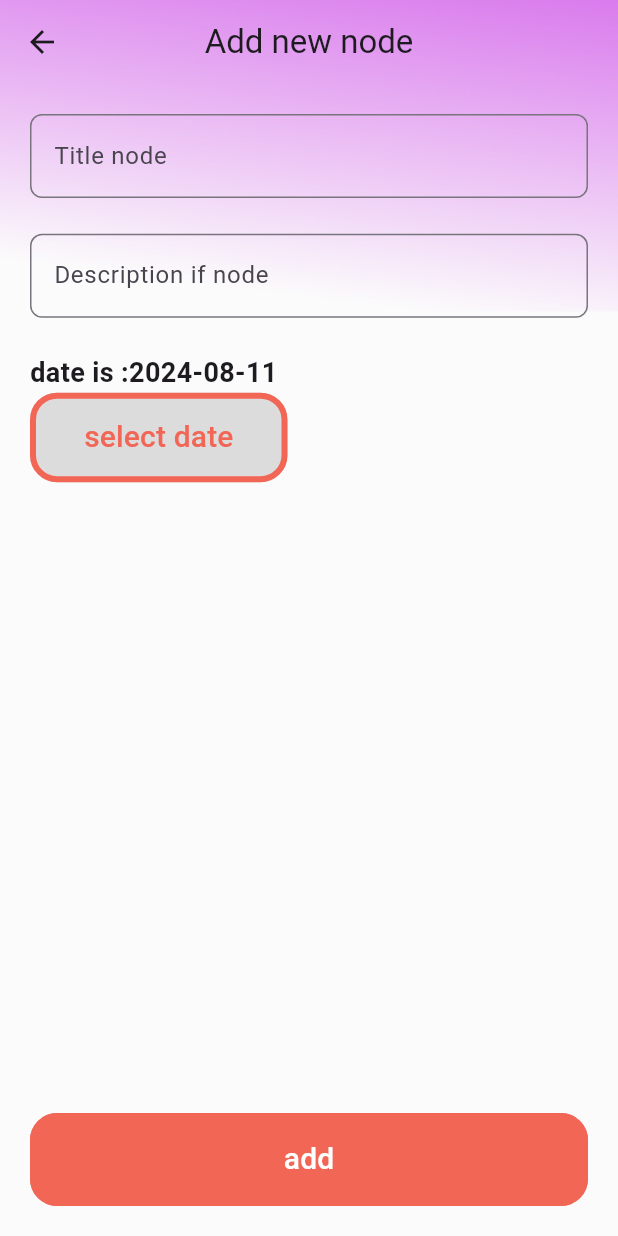
After one commit to Mariamsamy26/Red_Spots, a Flutter app: the homeScreen screen opened by its route, after a tap on "add note", on a phone screen of 412 x 824 dp. The commit adds this screen. Run offline on Flutter 3.47's test engine with Material 3 defaults, Android fonts, the light colour scheme and no system bars; our stand-ins replace cloud_firestore, date_picker_timeline, firebase_auth, firebase_core, firebase_messaging, flutter_local_notifications and 12 more; accounts and stored records are empty.

Commit message:
add node

```diff
--- a/lib/Providers/img_Providers.dart
+++ b/lib/Providers/img_Providers.dart
@@ -150,7 +150,7 @@ class ImgProvider extends ChangeNotifier {
       final response = await http.post(
         Uri.parse(apiURL),
         headers: {
-          //HttpHeaders.authorizationHeader: 'Bearer $apiKey',
+          // HttpHeaders.authorizationHeader: 'Bearer $apiKey',
           HttpHeaders.contentTypeHeader: 'application/octet-stream',
         },
         body: bytes,
--- a/lib/layout/after log in/homeScreen.dart
+++ b/lib/layout/after log in/homeScreen.dart
@@ -6,45 +6,63 @@ import 'add tab/QuestionScreen.dart';
 import 'homeScreenShiled/home_screen.dart';
 
 class homeScreen extends StatefulWidget {
-  static const String rountName ='home';
+  static const String rountName = 'home';
 
   @override
   State<homeScreen> createState() => _homeScreenState();
 }
 
 class _homeScreenState extends State<homeScreen> {
-  int currentIndex=0;
+  int currentIndex = 0;
 
   @override
   Widget build(BuildContext context) {
     return Scaffold(
-      body:tabs[currentIndex] ,
-
+      body: tabs[currentIndex],
       bottomNavigationBar: BottomAppBar(
-        height: 55,
-        padding: EdgeInsets.zero,
-        notchMargin: 5,
-        clipBehavior: Clip.antiAlias,
-        shape: CircularNotchedRectangle(),
+        color: ColorManager.primaryColor,
+        shape: const CircularNotchedRectangle(),
+        notchMargin: 12,
         child: BottomNavigationBar(
-          backgroundColor: ColorManager.primaryColor,
+          backgroundColor: Colors.transparent,
           elevation: 0.0,
           currentIndex: currentIndex,
-          onTap: (index){
-            currentIndex=index;
-            setState(() {
-            });
+          onTap: (index) {
+            currentIndex = index;
+            setState(() {});
           },
-          items: [
-            BottomNavigationBarItem(icon:Icon(Icons.home_outlined,size: 21),
+          items: const [
+            BottomNavigationBarItem(
+                icon: Icon(
+                  Icons.home_outlined,
+                  size: 21,
+                ),
                 label: "home"),
-            BottomNavigationBarItem(icon:Icon(Icons.add_a_photo_outlined,size: 21,) ,
-                label: "add"),
-            BottomNavigationBarItem(icon:Icon(Icons.settings_outlined,size: 21),
+            BottomNavigationBarItem(
+                icon: Icon(Icons.settings_outlined, size: 21),
                 label: "settings"),
-          ],),
+          ],
+        ),
+      ),
+      floatingActionButtonLocation: FloatingActionButtonLocation.centerDocked,
+      floatingActionButton: FloatingActionButton(
+        shape: RoundedRectangleBorder(
+          borderRadius: BorderRadius.circular(30.0),
+        ),
+        onPressed: () {
+          Navigator.push(context,
+              MaterialPageRoute(builder: (context) => QuestionScreen()));
+        },
+        child: Icon(
+          Icons.add_a_photo_outlined,
+          color: ColorManager.colorParper,
+        ),
       ),
     );
   }
 }
-List<Widget>tabs=[  Home_Screen(),QuestionScreen(),ProfileScreen()];
+
+List<Widget> tabs = [
+  Home_Screen(key: UniqueKey()),
+  ProfileScreen(key: UniqueKey()),
+];
--- /dev/null
+++ b/lib/layout/after log in/homeScreenShiled/addRemmberScreen.dart
@@ -0,0 +1,133 @@
+import 'package:firebase_auth/firebase_auth.dart';
+import 'package:flutter/cupertino.dart';
+import 'package:flutter/material.dart';
+import 'package:flutter/widgets.dart';
+import 'package:flutter_screenutil/flutter_screenutil.dart';
+import 'package:red_spotss/shared/firebase/firebase_function.dart';
+import 'package:red_spotss/shared/style/color_manager.dart';
+import '../../../model/taskModel.dart';
+import '../../../shared/components/Custom_ElevatedButton.dart';
+import '../../../shared/components/custom_textField.dart';
+
+class AddRemmberScreen extends StatefulWidget {
+  static const String rountName = 'add to remmber';
+
+  @override
+  State<AddRemmberScreen> createState() => _AddRemmberScreenState();
+}
+
+class _AddRemmberScreenState extends State<AddRemmberScreen> {
+  var titleController = TextEditingController();
+  var descriptionController = TextEditingController();
+  DateTime selectedDate = DateTime.now();
+
+  @override
+  Widget build(BuildContext context) {
+    return Stack(
+      children: [
+        Image.asset(
+        "assets/images/ProfilePG.png",
+        width: double.infinity,
+        height: double.infinity,
+        fit: BoxFit.cover,
+      ),
+        Scaffold(
+          backgroundColor: Colors.transparent,
+          appBar: AppBar(
+            title: Text("Add new node"),
+            backgroundColor: Colors.transparent,
+          ),
+          body: Padding(
+            padding: const EdgeInsets.all(20.0),
+            child: Column(
+              mainAxisSize: MainAxisSize.min,
+              crossAxisAlignment: CrossAxisAlignment.start,
+              children: [
+
+                CustomTextField(
+                  keyboardType: TextInputType.emailAddress,
+                  hintText: 'Title node',
+                  validator: (text) {
+                    if (text?.isEmpty ?? false) {
+                      return "Please Enter Your E-email ";
+                    }
+                    return null;
+                  },
+                  labelText: "Title node ",
+                  onChanged: (data) {},
+                  titleController: titleController,
+                ), //title
+                SizedBox(height: 20.h),
+
+                CustomTextField(
+                  keyboardType: TextInputType.visiblePassword,
+                  hintText: 'Description',
+                  validator: (text) {
+                    if (text?.isEmpty ?? false) {
+                      return "Please Enter Your Passowerd ";
+                    }
+                    return null;
+                  },
+                  labelText: "Description if node",
+                  onChanged: (data) {},
+                  titleController: descriptionController,
+                ), //Description
+                SizedBox(height: 20.h),
+
+                Text(
+                  "date is :${selectedDate.toString().substring(0, 10)}",
+                  style: TextStyle(fontSize: 18, fontWeight: FontWeight.bold),
+                ),
+
+                CustomElevatedButton(
+                  text: 'select date',
+                  OnPressed: () {
+                    chooseYourDate();
+                  },
+                  colorButton: Colors.black12,
+                  colorText: ColorManager.scondeColor,
+                  width: 150.w,
+                  height: 50.h,
+                ),
+
+                Spacer(),
+
+                CustomElevatedButton(
+                  width: double.infinity,
+                  text: 'add',
+                  OnPressed: () {
+                    print("hereeee ${DateUtils.dateOnly(selectedDate)}");
+                    TaskModel model = TaskModel(
+                        title: titleController.text,
+                        userId: FirebaseAuth.instance.currentUser?.uid ?? "",
+                        description: descriptionController.text,
+                        date: DateUtils.dateOnly(selectedDate)
+                            .millisecondsSinceEpoch);
+                    firebaseFunctions.addTask(model).then((value) {
+                      Navigator.pop(context);
+                    });
+                  },
+                ),
+              ],
+            ),
+          ),
+        ),
+      ],
+    );
+  }
+
+  chooseYourDate() async {
+    DateTime? chosenDate = await showDatePicker(
+      context: context,
+      initialDate: selectedDate,
+      firstDate: DateTime.now(),
+      lastDate: DateTime.now().add(
+        Duration(days: 365),
+      ),
+    );
+    if (chosenDate != null) {
+      selectedDate = chosenDate;
+      setState(() {});
+    }
+  }
+}
--- a/lib/layout/after log in/homeScreenShiled/home_screen.dart
+++ b/lib/layout/after log in/homeScreenShiled/home_screen.dart
@@ -1,37 +1,39 @@
-import 'package:curved_navigation_bar/curved_navigation_bar.dart';
+import 'package:cloud_firestore/cloud_firestore.dart';
 import 'package:date_picker_timeline/date_picker_widget.dart';
+import 'package:red_spotss/shared/firebase/firebase_function.dart';
+import 'package:flutter/cupertino.dart';
 import 'package:flutter/material.dart';
+import 'package:flutter/widgets.dart';
 import 'package:get/get_core/src/get_main.dart';
 import 'package:google_fonts/google_fonts.dart';
+import 'package:intl/intl.dart';
+import 'package:provider/provider.dart';
 import 'package:url_launcher/url_launcher.dart';
+import '../../../Providers/my_provider.dart';
+import '../../../shared/components/Cuustom_taskitem.dart';
 import '../../../shared/components/categary.dart';
 import '../../../shared/style/color_manager.dart';
-import '../add tab/DermatologyClinicMapScreen.dart';
+import 'addRemmberScreen.dart';
 import 'history_screen.dart';
 import 'notification.dart';
 
 class Home_Screen extends StatefulWidget {
   static const String rountName = 'home';
+
+  const Home_Screen({super.key});
+
   @override
   State<Home_Screen> createState() => _Home_ScreenState();
 }
 
 class _Home_ScreenState extends State<Home_Screen> {
-  Future<void> _launchURL(String url) async {
-    final Uri uri = Uri(scheme: "http", host: url);
-    if (!await launchUrl(
-      uri,
-      mode: LaunchMode.externalApplication,
-    )) {
-      throw "can not lunch url";
-    }
-  }
   DateTime _SelectedDate = DateTime.now();
-  final TabController _taskControler = Get.put(TaskController());
-  var notifyHelper;
+
+  //final TaskController _taskController = Get.put(TaskController());
 
   @override
   Widget build(BuildContext context) {
+    var pro = Provider.of<MyProvider>(context);
     DateTime today = DateTime.now();
     void _onDaySelected(DateTime day, DateTime focusedDay) {
       setState(() {
@@ -42,23 +44,12 @@ class _Home_ScreenState extends State<Home_Screen> {
     return Scaffold(
         backgroundColor: ColorManager.colorWhit,
         appBar: AppBar(
-          leading: GestureDetector(
-            onTap: () {},
-            child: Icon(
-              Icons.nightlight_outlined,
-              size: 20,
-            ),
+          title: Text(
+            'welcom back ${pro.accountData!.fNAME!}',
+            style: const TextStyle(fontSize: 25, color: ColorManager.colorWhit),
           ),
+          centerTitle: false,
           actions: <Widget>[
-            IconButton(
-              onPressed: () {
-                Navigator.push(
-                  context,
-                  MaterialPageRoute(builder: (context) => DermatologyClinicMapScreen()),
-                );
-              },
-              icon: Icon(Icons.location_on_sharp),
-            ),
             IconButton(
               onPressed: () {
                 Navigator.push(
@@ -66,29 +57,86 @@ class _Home_ScreenState extends State<Home_Screen> {
                   MaterialPageRoute(builder: (context) => NotificationScreen()),
                 );
               },
-              icon: Icon(Icons.notifications_active_outlined),
+              icon: const Icon(
+                Icons.notifications_active_outlined,
+                color: ColorManager.colorWhit,
+              ),
             ),
           ],
           shape: RoundedRectangleBorder(
             borderRadius: BorderRadius.only(
-              bottomLeft: Radius.circular(25),
-              bottomRight: Radius.circular(25),
+              bottomLeft: Radius.circular(15),
+              bottomRight: Radius.circular(15),
             ),
           ),
           backgroundColor: ColorManager.primaryColor,
           elevation: 50,
-          title: Text(''),
         ),
         body: Column(
           children: [
-            _AddDateBar(),
-            SizedBox(height: 18),
+            Row(
+              mainAxisAlignment: MainAxisAlignment.spaceAround,
+              children: [
+                Text(
+                  DateFormat('dd MMM yyyy').format(_SelectedDate),
+                  style: TextStyle(fontSize: 25, color: Colors.black45),
+                ),
+                MaterialButton(
+                  color: ColorManager.scondeColor,
+                  child: Text(
+                    "add note",
+                    style: TextStyle(color: Colors.black38, fontSize: 18),
+                  ),
+                  onPressed: () {
+                    Navigator.push(
+                        context,
+                        MaterialPageRoute(
+                            builder: (context) => AddRemmberScreen()));
+                  },
+                ),
+              ],
+            ),
+            AddDateBar(),
+            const SizedBox(height: 18),
+
             Expanded(
               child: Container(
-                color:ColorManager.scondeColor.withOpacity(0.2),
-                //child: _showTasks(),
+                width: double.infinity,
+                color: ColorManager.scondeColor.withOpacity(0.2),
+                child: StreamBuilder(
+                  stream: firebaseFunctions.getTasks(today),
+                  builder: (context, snapshot) {
+                    if (snapshot.connectionState == ConnectionState.waiting) {
+                      return Center(child: CircularProgressIndicator());
+                    }
+                    if (snapshot.hasError) {
+                      return Column(
+                        children: [
+                          Text("Something went wrong"),
+                          ElevatedButton(
+                              onPressed: () {}, child: Text("try again"))
+                        ],
+                      );
+                    }
+                    var tasks =
+                        snapshot.data?.docs.map((doc) => doc.data()).toList();
+
+                    if (tasks?.isEmpty ?? true) {
+                      return const Text("No notes to day");
+                    } else {
+                      return ListView.builder(
+                        itemBuilder: (context, index) {
+                          return Cuustomtaskitem(model: tasks[index]);
+                        },
+                        itemCount: tasks!.length,
+                      );
+                    }
+                  },
+                ),
               ),
             ),
+
+            // Category
             SizedBox(height: 15),
             ClipRRect(
               borderRadius: BorderRadius.circular(30),
@@ -138,34 +186,10 @@ class _Home_ScreenState extends State<Home_Screen> {
                                 context,
                                 MaterialPageRoute(
                                     builder: (context) => history_screen()));
-
                           },
                         ),
                       ],
                     ),
-                    //   SizedBox(width: 30, height: 35),
-                    // Row(
-                    // mainAxisAlignment: MainAxisAlignment.center,
-                    //   children: [
-                    //   CustomIconBottom(
-                    //   height: 40,
-                    // width: 130,
-                    //iconPath: 'assets/images/eczema.png',
-                    //text: 'Eczema',
-                    //OnPressed: () {
-                    //_launchURL("url");
-                    //},
-                    //),
-                    //SizedBox(width: 30, height: 60),
-                    //       CustomIconBottom(
-                    //       height: 40,
-                    //     width: 130,
-                    //   iconPath: 'assets/images/history.png',
-                    // text: 'History',
-                    //OnPressed: () {},
-                    //       ),
-                    //   ],
-                    //        ),
                     SizedBox(width: 30, height: 60),
                   ],
                 ),
@@ -175,8 +199,7 @@ class _Home_ScreenState extends State<Home_Screen> {
         ));
   }
 
-
-  _AddDateBar() {
+  dynamic AddDateBar() {
     return Container(
       margin: const EdgeInsets.only(top: 20, left: 20),
       child: DatePicker(
@@ -216,4 +239,45 @@ class _Home_ScreenState extends State<Home_Screen> {
     );
   }
 
+  Widget showTasks() {
+    return StreamBuilder<QuerySnapshot>(
+      stream: FirebaseFirestore.instance.collection('tasks').snapshots(),
+      builder: (context, snapshot) {
+        if (!snapshot.hasData) {
+          return Center(child: CircularProgressIndicator());
+        } else {
+          var tasks = snapshot.data!.docs;
+          return ListView.builder(
+            itemCount: tasks.length,
+            itemBuilder: (context, index) {
+              var task = tasks[index].data() as Map<String, dynamic>;
+              return ListTile(
+                title: Text(task['title']),
+                subtitle: Text(task['description']),
+                trailing: Checkbox(
+                  value: task['isCompleted'],
+                  onChanged: (bool? value) {
+                    FirebaseFirestore.instance
+                        .collection('tasks')
+                        .doc(tasks[index].id)
+                        .update({'isCompleted': value});
+                  },
+                ),
+              );
+            },
+          );
+        }
+      },
+    );
+  }
 }
+
+Future<void> _launchURL(String url) async {
+  final Uri uri = Uri(scheme: "http", host: url);
+  if (!await launchUrl(
+    uri,
+    mode: LaunchMode.externalApplication,
+  )) {
+    throw "can not lunch url";
+  }
+}
--- /dev/null
+++ b/lib/model/taskModel.dart
@@ -0,0 +1,34 @@
+class TaskModel {
+  String id;
+  String title;
+  String description;
+  int date;
+  String userId;
+
+  TaskModel({
+    this.id = "",
+    required this.title,
+    required this.description,
+    required this.date,
+    required this.userId,
+  });
+
+  TaskModel.fromJson(Map<String, dynamic> json)
+      : this(
+    title: json['title'],
+    description: json['description'],
+    date: json['date'],
+    userId: json['userID'],
+    id: json['id'],
+  );
+
+  Map<String, dynamic> toJson() {
+    return {
+      "title": title,
+      "description": description,
+      "date": date,
+      "userID": userId,
+      "id": id,
+    };
+  }
+}
--- /dev/null
+++ b/lib/shared/components/Cuustom_taskitem.dart
@@ -0,0 +1,76 @@
+import 'package:flutter/cupertino.dart';
+import 'package:flutter/material.dart';
+import 'package:flutter_slidable/flutter_slidable.dart';
+
+import 'package:red_spotss/shared/firebase/firebase_function.dart';
+import '../../model/taskModel.dart';
+
+class Cuustomtaskitem extends StatelessWidget {
+  TaskModel model;
+
+  Cuustomtaskitem({required this.model, super.key});
+
+  @override
+  Widget build(BuildContext context) {
+    return Container(
+      margin: EdgeInsets.all(12),
+      decoration: BoxDecoration(
+        color: Colors.white,
+        borderRadius: BorderRadius.circular(18),
+      ),
+      child: Slidable(
+        startActionPane: ActionPane(motion: DrawerMotion(), children: [
+          SlidableAction(
+            onPressed: (context) {
+              firebaseFunctions.deleteTask(model.id);
+            },
+            backgroundColor: Colors.red,
+            icon: Icons.delete,
+            label: "Delete",
+            borderRadius: BorderRadius.only(
+                bottomLeft: Radius.circular(18), topLeft: Radius.circular(18)),
+          ),
+          SlidableAction(
+            onPressed: (context) {},
+            label: "Edit",
+            backgroundColor: Colors.blue,
+            icon: Icons.edit,
+          ),
+        ]),
+        child: Padding(
+          padding: const EdgeInsets.all(8.0),
+          child: Row(
+            children: [
+              Container(
+                  height: 90,
+                  width: 2,
+                  ),
+              SizedBox(
+                width: 18,
+              ),
+              Expanded(
+                child: Column(
+                  crossAxisAlignment: CrossAxisAlignment.start,
+                  children: [
+                    Text(
+                      model.title,
+                      style: TextStyle(
+                          fontSize: 22,
+                          fontWeight: FontWeight.bold,
+                          ),
+                    ),
+                    Text(
+                      model.description,
+                      style: TextStyle(fontSize: 16),
+                    ),
+                  ],
+                ),
+              ),
+
+            ],
+          ),
+        ),
+      ),
+    );
+  }
+}
--- a/lib/shared/components/time_line.dart
+++ b/lib/shared/components/time_line.dart
@@ -1,4 +1,5 @@
 import 'package:flutter/material.dart';
+import 'package:red_spotss/model/report_history.dart';
 import 'package:timeline_tile/timeline_tile.dart';
 import 'event_card.dart';
 
@@ -11,7 +12,7 @@ class TimeLine extends StatelessWidget {
     super.key,
     required this.isFirst,
     required this.isLast,
-    required this.isPast,
+    required this.isPast, required Report report,
   });
 
   @override
--- a/lib/shared/firebase/firebase_function.dart
+++ b/lib/shared/firebase/firebase_function.dart
@@ -1,7 +1,9 @@
 import 'package:cloud_firestore/cloud_firestore.dart';
 import 'package:firebase_auth/firebase_auth.dart';
+import 'package:flutter/material.dart';
 
 import '../../model/AccountData.dart';
+import '../../model/taskModel.dart';
 
 class firebaseFunctions {
   static CollectionReference<AccountData> getAccCollection() {
@@ -108,4 +110,43 @@ class firebaseFunctions {
     return getAccCollection().doc(account.id).update(updateData);
   }
 
+  //task
+  static CollectionReference<TaskModel> getTasksCollection() {
+    return FirebaseFirestore.instance
+        .collection("Tasks")
+        .withConverter<TaskModel>(
+      fromFirestore: (snapshot, _) {
+        return TaskModel.fromJson(snapshot.data()!);
+      },
+      toFirestore: (taskModel, _) {
+        return taskModel.toJson();
+      },
+    );
+  }
+
+  static Future<void> addTask(TaskModel model) async {
+    var collection = getTasksCollection();
+    var docRef = collection.doc();
+    model.id = docRef.id;
+    docRef.set(model);
+  }
+
+  static Stream<QuerySnapshot<TaskModel>> getTasks(DateTime dateTime) {
+    var collection = getTasksCollection();
+    return collection
+        .where("userID", isEqualTo: FirebaseAuth.instance.currentUser?.uid)
+        .where("date",
+        isEqualTo: DateUtils.dateOnly(dateTime).millisecondsSinceEpoch)
+        .snapshots();
+  }
+
+  static Future<void> deleteTask(String id) {
+    return getTasksCollection().doc(id).delete();
+  }
+
+  static Future<void> updateTask(TaskModel model) {
+    return getTasksCollection().doc(model.id).update(model.toJson());
+  }
+
+
 }
--- a/lib/shared/style/color_manager.dart
+++ b/lib/shared/style/color_manager.dart
@@ -2,7 +2,7 @@ import 'package:flutter/material.dart';
 
 class ColorManager{
 
-  static const Color primaryColor =Color.fromRGBO(216, 118, 236, 1);//*
+  static const Color primaryColor =Color.fromRGBO(216, 118, 236, 0.7);//*
   static const Color scondeColor = Color.fromRGBO(242, 102, 86, 1);//*
 
   static const Color colorWhit= Color.fromRGBO(255, 255, 255, 1);
--- a/pubspec.yaml
+++ b/pubspec.yaml
@@ -60,6 +60,8 @@ dependencies:
   date_picker_timeline: ^1.2.6
   google_fonts: ^4.0.4
   get: ^4.6.6
+  intl: ^0.19.0
+  flutter_slidable: ^3.1.1
 
 dev_dependencies:
   flutter_test:
```
Also changed, not shown: lib/layout/after log in/homeScreenShiled/history_screen.dart (+11 -11 lines), pubspec.lock.
